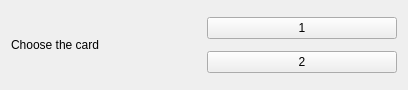
First picture: the form in ui/ChooseEncounterActionWidget.ui, repository blaireaucode/unbroken, before the edit.
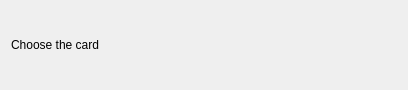
Second picture: the form after the edit.

```diff
--- a/ui/ChooseEncounterActionWidget.ui
+++ b/ui/ChooseEncounterActionWidget.ui
@@ -25,22 +25,7 @@
     </widget>
    </item>
    <item>
-    <layout class="QVBoxLayout" name="verticalLayout">
-     <item>
-      <widget class="QPushButton" name="button_first">
-       <property name="text">
-        <string>1</string>
-       </property>
-      </widget>
-     </item>
-     <item>
-      <widget class="QPushButton" name="button_second">
-       <property name="text">
-        <string>2</string>
-       </property>
-      </widget>
-     </item>
-    </layout>
+    <layout class="QVBoxLayout" name="verticalLayout"/>
    </item>
   </layout>
  </widget>
```
